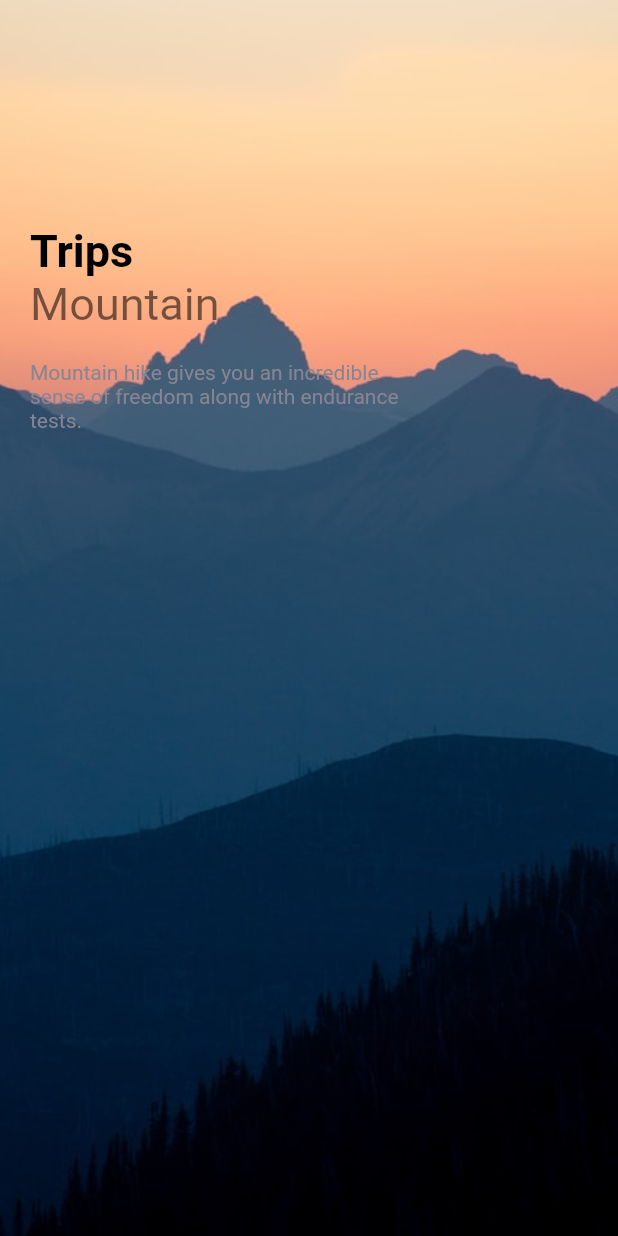
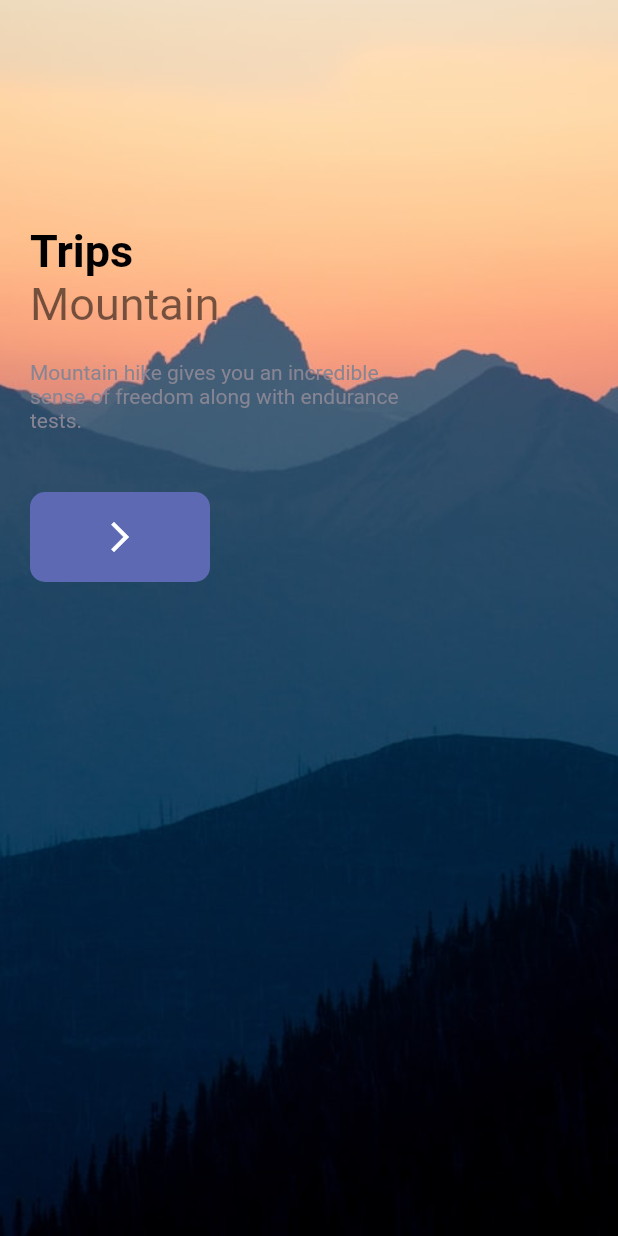
Before and after one commit to omitoful/flutter_demo, a Flutter app: the screen it shows after launch, on a phone screen of 412 x 824 dp. Run offline on Flutter 3.47's test engine with Material 2 defaults, Android fonts, the phone set to English and light mode, and no system bars.

Commit message:
responsive button

```diff
--- a/flutter_demo/lib/pages/welcome_page.dart
+++ b/flutter_demo/lib/pages/welcome_page.dart
@@ -5,6 +5,7 @@ import 'package:flutter/src/widgets/framework.dart';
 import 'package:flutter_demo/misc/colors.dart';
 import 'package:flutter_demo/widgets/app_large_text.dart';
 import 'package:flutter_demo/widgets/app_text.dart';
+import 'package:flutter_demo/widgets/responsive_button.dart';
 
 class WelcomePage extends StatefulWidget {
   const WelcomePage({Key? key}) : super(key: key);
@@ -47,9 +48,7 @@ class _WelcomePageState extends State<WelcomePage> {
                           text: "Mountain",
                           size: 30,
                         ),
-                        SizedBox(
-                          height: 20,
-                        ),
+                        SizedBox(height: 20),
                         Container(
                           width: 250,
                           child: AppText(
@@ -58,7 +57,9 @@ class _WelcomePageState extends State<WelcomePage> {
                             color: AppColors.textColor2,
                             size: 14,
                           ),
-                        )
+                        ),
+                        SizedBox(height: 40),
+                        ResponsiveButton(),
                       ],
                     )
                   ],
--- /dev/null
+++ b/flutter_demo/lib/widgets/responsive_button.dart
@@ -0,0 +1,30 @@
+import 'package:flutter/material.dart';
+import 'package:flutter/src/foundation/key.dart';
+import 'package:flutter/src/widgets/framework.dart';
+import 'package:flutter_demo/misc/colors.dart';
+
+class ResponsiveButton extends StatelessWidget {
+  bool? isResponsive;
+  double? width;
+
+  ResponsiveButton({Key? key, this.isResponsive = false, this.width = 120})
+      : super(key: key);
+
+  @override
+  Widget build(BuildContext context) {
+    return Container(
+      width: width,
+      height: 60,
+      decoration: BoxDecoration(
+        borderRadius: BorderRadius.circular(10),
+        color: AppColors.mainColor,
+      ),
+      child: Row(
+        mainAxisAlignment: MainAxisAlignment.center,
+        children: [
+          Icon(Icons.arrow_forward_ios, color: Colors.white),
+        ],
+      ),
+    );
+  }
+}
```
